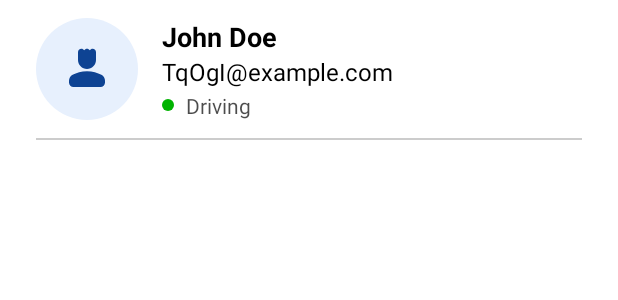
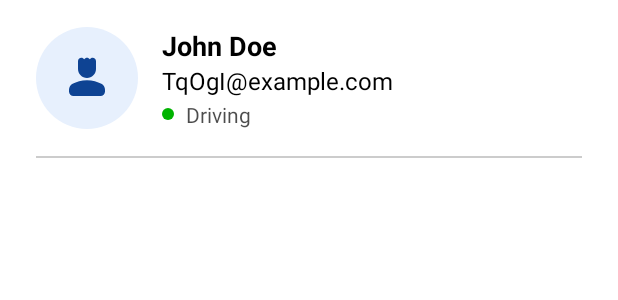
Before and after one commit to Mahmud0808/TruckOrbit, an Android app: the layout list_item_driver_list.xml on its own in the app's theme, with its tools: preview values and no code run, on a phone screen of 412 x 824 dp. Shown: the top 300 px of the screen. Run offline under Robolectric (Android 15) with nearby library versions, the phone set to English and light mode, and no system bars.

Commit message:
Increase recyclerview item vertical padding

```diff
--- a/app/src/main/res/layout/list_item_driver_list.xml
+++ b/app/src/main/res/layout/list_item_driver_list.xml
@@ -12,7 +12,7 @@
         android:baselineAligned="false"
         android:orientation="horizontal"
         android:paddingHorizontal="24dp"
-        android:paddingVertical="12dp">
+        android:paddingVertical="18dp">
 
         <FrameLayout
             android:layout_width="wrap_content"
--- a/app/src/main/res/layout/list_item_truck_list.xml
+++ b/app/src/main/res/layout/list_item_truck_list.xml
@@ -12,7 +12,7 @@
         android:baselineAligned="false"
         android:orientation="horizontal"
         android:paddingHorizontal="24dp"
-        android:paddingVertical="12dp">
+        android:paddingVertical="18dp">
 
         <FrameLayout
             android:layout_width="wrap_content"
```
